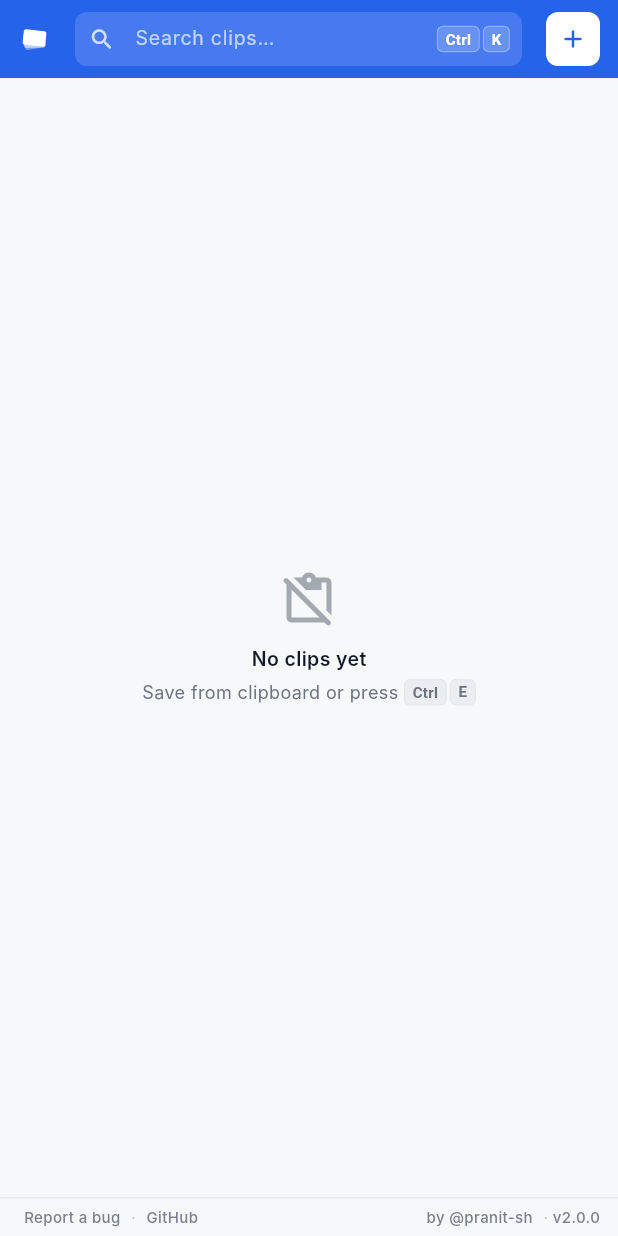
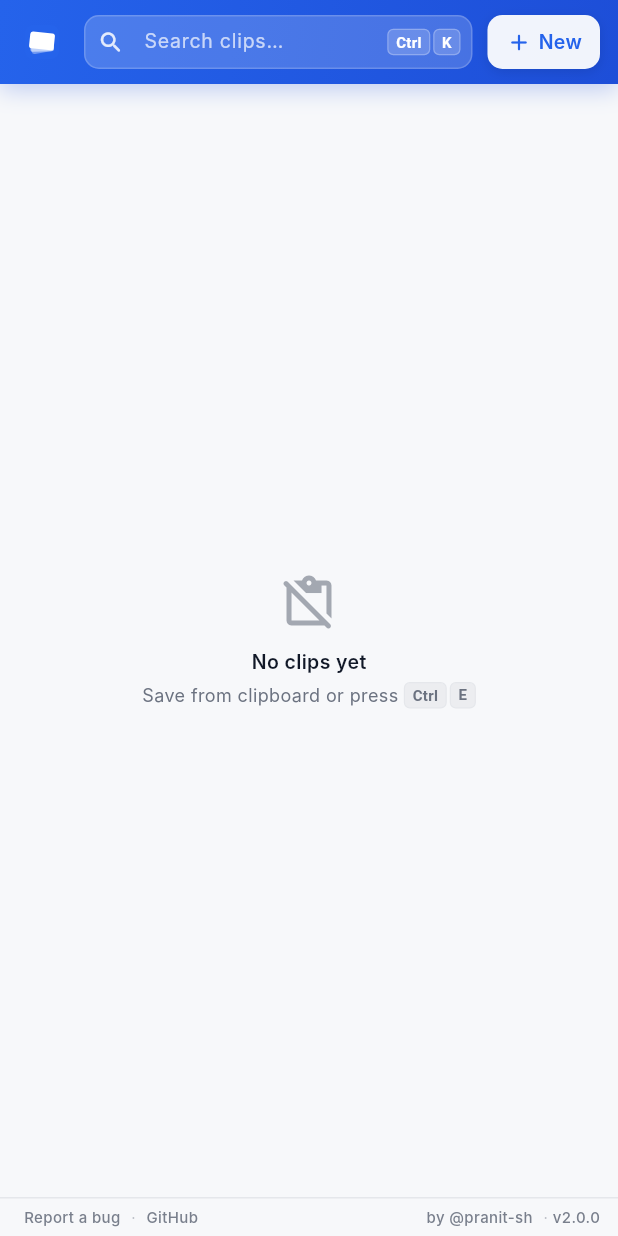
Before and after one commit to pranit-sh/copy-clip, a Flutter app: the screen it shows after launch, on a phone screen of 412 x 824 dp. Run offline on Flutter 3.47's test engine with Material 3 defaults, Android fonts, the phone set to English and light mode, and no system bars; our stand-ins replace flutter_svg, shared_preferences; missing offline and left inert: dart:js_interop; Roboto replaces fonts that are missing (Inter).

Commit message:
feat: Enhance HomeScreen layout and add NewClipButton component

```diff
--- a/lib/components/home_screen.dart
+++ b/lib/components/home_screen.dart
@@ -238,19 +238,39 @@ class _HomeScreenState extends State<HomeScreen> with WidgetsBindingObserver {
   }
 
   PreferredSizeWidget _buildAppBar(BuildContext context) {
-    return AppBar(
-      backgroundColor: AppTheme.primary,
-      elevation: 0,
-      titleSpacing: 12,
-      toolbarHeight: 52,
-      title: Row(
+    return PreferredSize(
+      preferredSize: const Size.fromHeight(60),
+      child: Container(
+        decoration: BoxDecoration(
+          gradient: const LinearGradient(
+            begin: Alignment.topLeft,
+            end: Alignment.bottomRight,
+            colors: [AppTheme.primary, AppTheme.primaryDark],
+          ),
+          boxShadow: [
+            BoxShadow(
+              color: AppTheme.primaryDark.withValues(alpha: 0.25),
+              blurRadius: 12,
+              offset: const Offset(0, 4),
+            ),
+          ],
+        ),
+        child: SafeArea(
+          bottom: false,
+          child: Padding(
+            padding: const EdgeInsets.fromLTRB(12, 10, 12, 10),
+            child: Row(
               children: [
-          SvgPicture.asset(
+                // Brand mark
+                Padding(
+                  padding: const EdgeInsets.symmetric(horizontal: 4),
+                  child: SvgPicture.asset(
                     'assets/logo.svg',
-            width: 22,
-            height: 22,
+                    width: 24,
+                    height: 24,
                   ),
-          const SizedBox(width: 16),
+                ),
+                const SizedBox(width: 12),
                 Expanded(
                   child: SearchField(
                     controller: _searchController,
@@ -265,30 +285,13 @@ class _HomeScreenState extends State<HomeScreen> with WidgetsBindingObserver {
                     },
                   ),
                 ),
-          const SizedBox(width: 16),
-          Tooltip(
-            message: 'New clip (⌘E)',
-            child: Material(
-              color: Colors.white,
-              borderRadius: BorderRadius.circular(8),
-              child: InkWell(
-                onTap: () => _openEditor(),
-                borderRadius: BorderRadius.circular(8),
-                child: const SizedBox(
-                  width: 36,
-                  height: 36,
-                  child: Icon(
-                    Icons.add_rounded,
-                    size: 20,
-                    color: AppTheme.primary,
+                const SizedBox(width: 10),
+                _NewClipButton(onTap: () => _openEditor()),
+              ],
             ),
           ),
         ),
       ),
-          ),
-        ],
-      ),
-      actions: const [],
     );
   }
 
@@ -500,3 +503,75 @@ class _SectionHeader extends StatelessWidget {
 
 // ignore: unused_element
 bool get _kIsWebRef => kIsWeb;
+
+class _NewClipButton extends StatefulWidget {
+  final VoidCallback onTap;
+  const _NewClipButton({required this.onTap});
+
+  @override
+  State<_NewClipButton> createState() => _NewClipButtonState();
+}
+
+class _NewClipButtonState extends State<_NewClipButton> {
+  bool _hovered = false;
+
+  @override
+  Widget build(BuildContext context) {
+    return Tooltip(
+      message: 'New clip (⌘E)',
+      child: MouseRegion(
+        cursor: SystemMouseCursors.click,
+        onEnter: (_) => setState(() => _hovered = true),
+        onExit: (_) => setState(() => _hovered = false),
+        child: AnimatedContainer(
+          duration: const Duration(milliseconds: 140),
+          curve: Curves.easeOut,
+          height: 36,
+          decoration: BoxDecoration(
+            color: _hovered
+                ? Colors.white
+                : Colors.white.withValues(alpha: 0.94),
+            borderRadius: BorderRadius.circular(10),
+            boxShadow: [
+              BoxShadow(
+                color: Colors.black.withValues(alpha: _hovered ? 0.18 : 0.10),
+                blurRadius: _hovered ? 10 : 6,
+                offset: const Offset(0, 2),
+              ),
+            ],
+          ),
+          child: Material(
+            color: Colors.transparent,
+            borderRadius: BorderRadius.circular(10),
+            child: InkWell(
+              onTap: widget.onTap,
+              borderRadius: BorderRadius.circular(10),
+              child: const Padding(
+                padding: EdgeInsets.symmetric(horizontal: 12),
+                child: Row(
+                  mainAxisSize: MainAxisSize.min,
+                  children: [
+                    Icon(
+                      Icons.add_rounded,
+                      size: 18,
+                      color: AppTheme.primary,
+                    ),
+                    SizedBox(width: 4),
+                    Text(
+                      'New',
+                      style: TextStyle(
+                        fontSize: 13,
+                        fontWeight: FontWeight.w600,
+                        color: AppTheme.primary,
+                      ),
+                    ),
+                  ],
+                ),
+              ),
+            ),
+          ),
+        ),
+      ),
+    );
+  }
+}
--- a/lib/components/search.dart
+++ b/lib/components/search.dart
@@ -32,13 +32,13 @@ class SearchField extends StatelessWidget {
           contentPadding: const EdgeInsets.symmetric(vertical: 8),
           hintText: 'Search clips…',
           hintStyle: TextStyle(
-            color: Colors.white.withValues(alpha: 0.65),
+            color: Colors.white.withValues(alpha: 0.7),
             fontSize: 13,
           ),
           prefixIcon: Icon(
             Icons.search_rounded,
             size: 18,
-            color: Colors.white.withValues(alpha: 0.75),
+            color: Colors.white.withValues(alpha: 0.85),
           ),
           suffixIcon: hasText
               ? IconButton(
@@ -48,7 +48,7 @@ class SearchField extends StatelessWidget {
                   onPressed: onClear,
                   icon: Icon(
                     Icons.close_rounded,
-                    color: Colors.white.withValues(alpha: 0.75),
+                    color: Colors.white.withValues(alpha: 0.85),
                   ),
                 )
               : Center(
@@ -66,16 +66,19 @@ class SearchField extends StatelessWidget {
           prefixIconConstraints:
               const BoxConstraints(minWidth: 36, minHeight: 36),
           filled: true,
-          fillColor: Colors.white.withValues(alpha: 0.15),
+          fillColor: Colors.white.withValues(alpha: 0.18),
           enabledBorder: OutlineInputBorder(
-            borderRadius: BorderRadius.circular(8),
-            borderSide: BorderSide.none,
+            borderRadius: BorderRadius.circular(10),
+            borderSide: BorderSide(
+              color: Colors.white.withValues(alpha: 0.18),
+              width: 1,
+            ),
           ),
           focusedBorder: OutlineInputBorder(
-            borderRadius: BorderRadius.circular(8),
+            borderRadius: BorderRadius.circular(10),
             borderSide: BorderSide(
-              color: Colors.white.withValues(alpha: 0.5),
-              width: 1,
+              color: Colors.white.withValues(alpha: 0.7),
+              width: 1.2,
             ),
           ),
         ),
--- a/lib/util/theme.dart
+++ b/lib/util/theme.dart
@@ -28,6 +28,21 @@ class AppTheme {
         bodyColor: textPrimary,
         displayColor: textPrimary,
       ),
+      tooltipTheme: TooltipThemeData(
+        waitDuration: const Duration(milliseconds: 600),
+        showDuration: const Duration(milliseconds: 1500),
+        preferBelow: true,
+        padding: const EdgeInsets.symmetric(horizontal: 8, vertical: 5),
+        textStyle: const TextStyle(
+          color: Colors.white,
+          fontSize: 11,
+          fontWeight: FontWeight.w500,
+        ),
+        decoration: BoxDecoration(
+          color: const Color(0xFF111827).withValues(alpha: 0.92),
+          borderRadius: BorderRadius.circular(6),
+        ),
+      ),
       snackBarTheme: const SnackBarThemeData(
         behavior: SnackBarBehavior.floating,
         backgroundColor: Color(0xFF111827),
```
Lines whose indentation alone changed are shown as unchanged.
